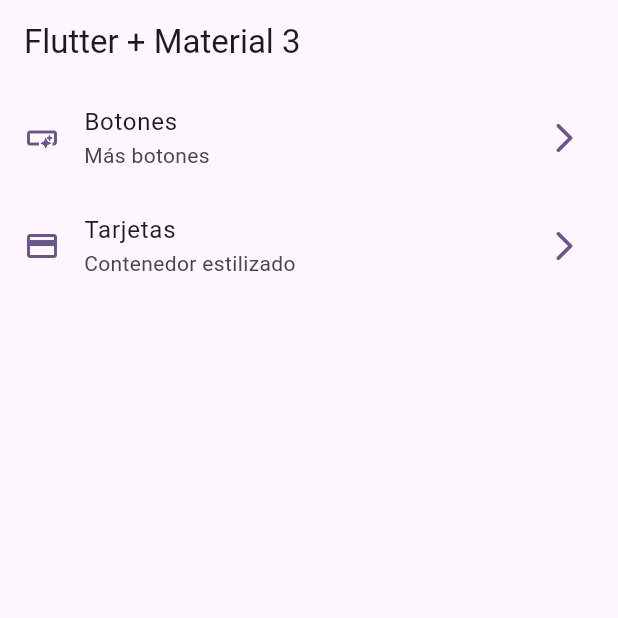
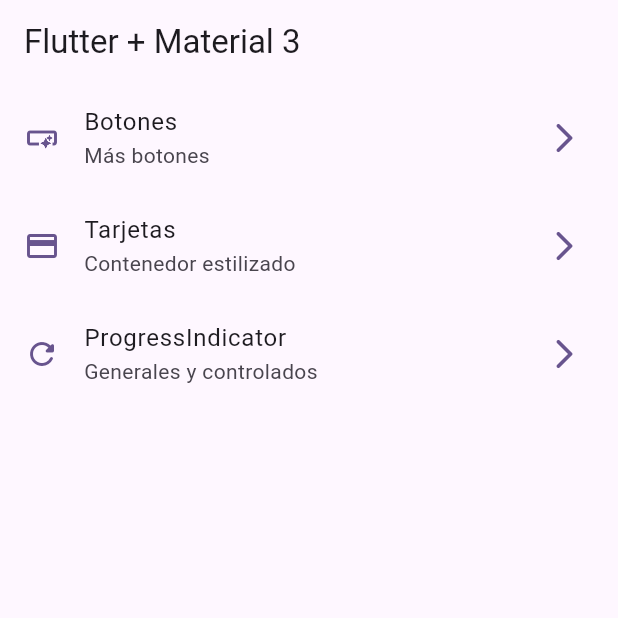
Before and after one commit to josebm01/flutter_widgets_app, a Flutter app: the screen it shows after launch, on a phone screen of 412 x 824 dp, the top half of it. Run offline on Flutter 3.47's test engine with Material 2 defaults, Android fonts, the phone set to English and light mode, and no system bars; our stand-ins replace go_router.

Commit message:
- Se añade nueva vista para mostrar - progress indicator - Se hace uso de stream para simular la carga del progress indicator

```diff
--- a/lib/config/menu/menu_items.dart
+++ b/lib/config/menu/menu_items.dart
@@ -36,4 +36,11 @@ class MenuItem {
       icon: Icons.credit_card
     ),
 
+    MenuItem(
+      title: 'ProgressIndicator',
+      subTitle: 'Generales y controlados',
+      link: '/progress',
+      icon: Icons.refresh_rounded
+    ),
+
   ];
--- a/lib/config/router/app_router.dart
+++ b/lib/config/router/app_router.dart
@@ -24,5 +24,11 @@ final appRouter = GoRouter(
       builder: (context, state) => const CardScreen(),
     ),
 
+    GoRoute(
+      path: '/progress',
+      name: ProgressScreen.name,
+      builder: (context, state) => const ProgressScreen(),
+    ),
+
   ],
 );
```
Also changed, not shown: lib/presentation/screens/progress/progress_screen.dart (+72 -1 lines), lib/presentation/screens/screens.dart (line endings or trailing spaces).
